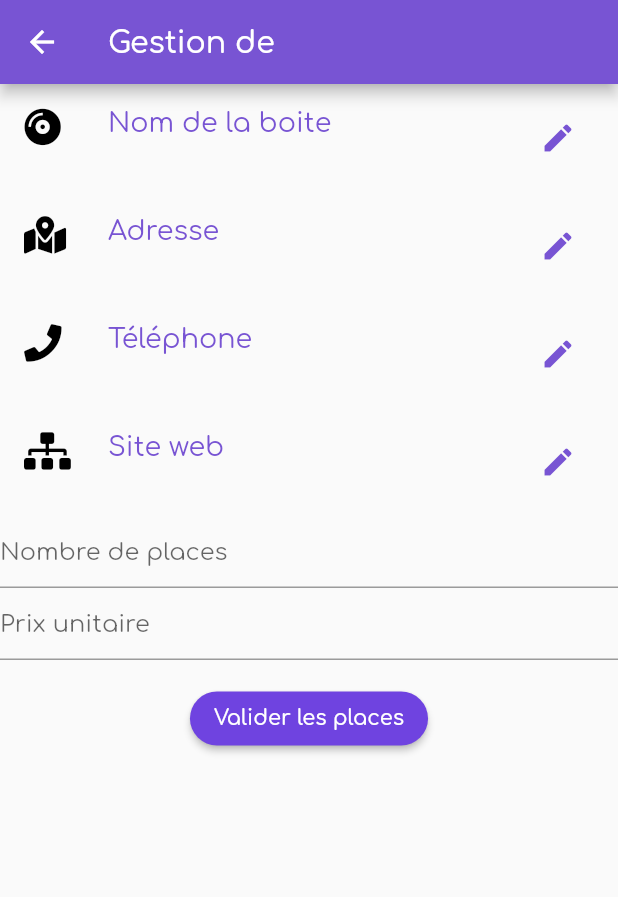
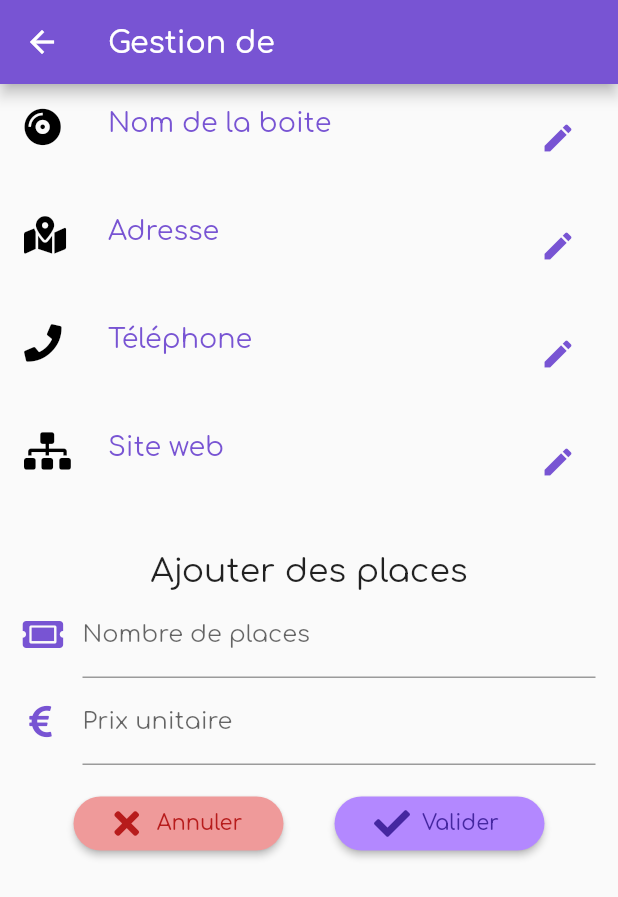
Before and after one commit to jeremySrgt/bloon_pro, a Flutter app: the ManageClub screen opened directly with empty values, on a phone screen of 412 x 824 dp. Shown: the top 897 px of the screen. Run offline on Flutter 3.47's test engine with Material 2 defaults, Android fonts, the phone set to English and light mode, and no system bars; our stand-ins replace cloud_firestore, convert, firebase_auth, firebase_storage, font_awesome_flutter, image_picker and 2 more; accounts and stored records are empty; project files that could hold a hidden picture were left out.

Commit message:
design added

```diff
--- a/lib/manageClub.dart
+++ b/lib/manageClub.dart
@@ -313,15 +313,13 @@ class _ManageClubState extends State<ManageClub> {
   }
 
   Widget _pageConstruct(clubData) {
-    return SingleChildScrollView(
-      child: Column(
+    return Column(
       children: <Widget>[
         _clubNameField(clubData),
         _clubAdressField(clubData),
         _clubPhoneField(clubData),
         _clubSiteUrlField(clubData)
       ],
-      ),
     );
   }
 
@@ -350,8 +348,7 @@ class _ManageClubState extends State<ManageClub> {
           .add(placeInfo);
     }
 
-    Future.delayed(const Duration(seconds: 2),(){
-
+    Future.delayed(const Duration(seconds: 2), () {
       setState(() {
         _isLoading = false;
       });
@@ -359,8 +356,14 @@ class _ManageClubState extends State<ManageClub> {
   }
 
   Widget _showAddPlacesToClub() {
-    return Column(
+    return Padding(
+      padding: const EdgeInsets.fromLTRB(15.0, 25.0, 15.0, 0.0),
+      child: Column(
         children: <Widget>[
+          Text(
+            "Ajouter des places",
+            style: TextStyle(fontSize: 22.0),
+          ),
           Form(
             key: _placeFormKey,
             child: Column(
@@ -368,29 +371,71 @@ class _ManageClubState extends State<ManageClub> {
                 TextFormField(
                   validator: validatePlaceForm,
                   keyboardType: TextInputType.number,
-                decoration: InputDecoration(hintText: 'Nombre de places'),
+                  decoration: InputDecoration(
+                    labelText: 'Nombre de places',
+                    icon: new Icon(
+                      FontAwesomeIcons.ticketAlt,
+                      color: Theme.of(context).primaryColor,
+                    ),
+                  ),
                   onSaved: (value) => _numberOfPlaces = int.parse(value),
                 ),
                 TextFormField(
                   validator: validatePlaceForm,
                   keyboardType: TextInputType.number,
-                decoration: InputDecoration(hintText: 'Prix unitaire'),
+                  decoration: InputDecoration(
+                    labelText: 'Prix unitaire',
+                    icon: new Icon(
+                      FontAwesomeIcons.euroSign,
+                      color: Theme.of(context).primaryColor,
+                    ),
+                  ),
                   onSaved: (value) => _placesPrice = int.parse(value),
                 ),
               ],
             ),
           ),
           Padding(
-          padding: const EdgeInsets.only(top: 15.0),
+            padding: const EdgeInsets.fromLTRB(0.0,15.0,0.0,10.0),
             child: _isLoading
                 ? CircularProgressIndicator()
-              : RaisedButton(
-                  color: Theme.of(context).accentColor,
+                : Row(
+                    mainAxisAlignment: MainAxisAlignment.spaceEvenly,
+                    children: <Widget>[
+                      ButtonTheme(
+                        minWidth: 140.0,
+                        child: RaisedButton.icon(
+                          color: Colors.red[200],
                           shape: RoundedRectangleBorder(
-                      borderRadius: BorderRadius.all(Radius.circular(20.0))),
-                  child: Text(
-                    "Valider les places",
-                    style: TextStyle(color: Colors.white),
+                              borderRadius:
+                                  BorderRadius.all(Radius.circular(20.0))),
+                          label: Text(
+                            "Annuler",
+                            style: TextStyle(color: Colors.red[900]),
+                          ),
+                          icon: Icon(
+                            FontAwesomeIcons.times,
+                            color: Colors.red[900],
+                          ),
+                          onPressed: () {
+                            _placeFormKey.currentState.reset();
+                          },
+                        ),
+                      ),
+                      ButtonTheme(
+                        minWidth: 140.0,
+                        child: RaisedButton.icon(
+                          color: Colors.deepPurpleAccent[100],
+                          shape: RoundedRectangleBorder(
+                              borderRadius:
+                                  BorderRadius.all(Radius.circular(20.0))),
+                          label: Text(
+                            "Valider",
+                            style: TextStyle(color: Colors.deepPurple[800]),
+                          ),
+                          icon: Icon(
+                            FontAwesomeIcons.check,
+                            color: Colors.deepPurple[800],
                           ),
                           onPressed: () {
                             if (_placeFormKey.currentState.validate()) {
@@ -402,6 +447,10 @@ class _ManageClubState extends State<ManageClub> {
                         ),
                       ),
                     ],
+                  ),
+          ),
+        ],
+      ),
     );
   }
 
@@ -422,11 +471,13 @@ class _ManageClubState extends State<ManageClub> {
             }
 
             var clubData = snapshot.data;
-            return Column(
+            return SingleChildScrollView(
+              child: Column(
                 children: <Widget>[
                   _pageConstruct(clubData),
                   _showAddPlacesToClub()
                 ],
+              ),
             );
           },
         ));
```
Lines whose indentation alone changed are shown as unchanged.
